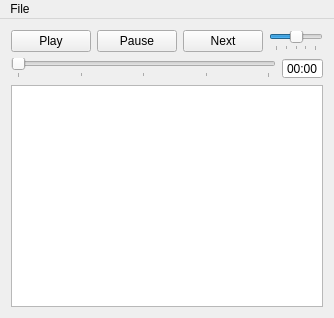
Above: mainwindow.ui from SMC-LAB/Eve before the change. Below: the same form after it.
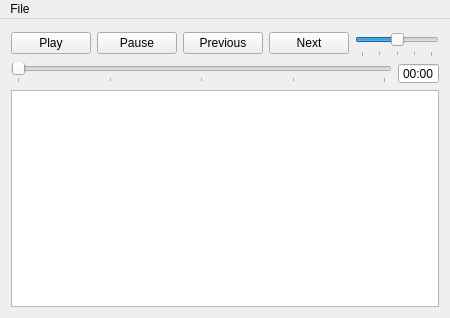
That is the form after the change.

Commit message:
Finished implementing previous/next functionality.
* FIX: cindex control is erratic (only starts aknowledging changes to change control after the  4th file or so).
* TODO: implement double click functionality on playTable to jump to specific files.

What changed in the file:
```diff
--- a/mainwindow.ui
+++ b/mainwindow.ui
@@ -6,7 +6,7 @@
    <rect>
     <x>0</x>
     <y>0</y>
-    <width>334</width>
+    <width>437</width>
     <height>318</height>
    </rect>
   </property>
@@ -23,8 +23,6 @@
    <enum>QTabWidget::Rounded</enum>
   </property>
   <widget class="QWidget" name="centralWidget">
-   <layout class="QGridLayout" name="gridLayout_4">
-    <item row="0" column="0">
      <layout class="QGridLayout" name="gridLayout_3">
       <item row="0" column="0">
        <layout class="QGridLayout" name="gridLayout">
@@ -46,14 +44,27 @@
          </widget>
         </item>
         <item row="0" column="2">
+       <widget class="QPushButton" name="previousButton">
+        <property name="text">
+         <string>Previous</string>
+        </property>
+       </widget>
+      </item>
+      <item row="0" column="3">
          <widget class="QPushButton" name="nextButton">
           <property name="text">
            <string>Next</string>
           </property>
          </widget>
         </item>
-        <item row="0" column="3">
+      <item row="0" column="4">
          <widget class="QSlider" name="gainSlider">
+        <property name="minimumSize">
+         <size>
+          <width>84</width>
+          <height>27</height>
+         </size>
+        </property>
           <property name="autoFillBackground">
            <bool>false</bool>
           </property>
@@ -236,15 +247,13 @@
        </widget>
       </item>
      </layout>
-    </item>
-   </layout>
   </widget>
   <widget class="QMenuBar" name="menuBar">
    <property name="geometry">
     <rect>
      <x>0</x>
      <y>0</y>
-     <width>334</width>
+     <width>437</width>
      <height>22</height>
     </rect>
    </property>
```
Lines whose indentation alone changed are shown as unchanged. The commit also changes 2 other files.
